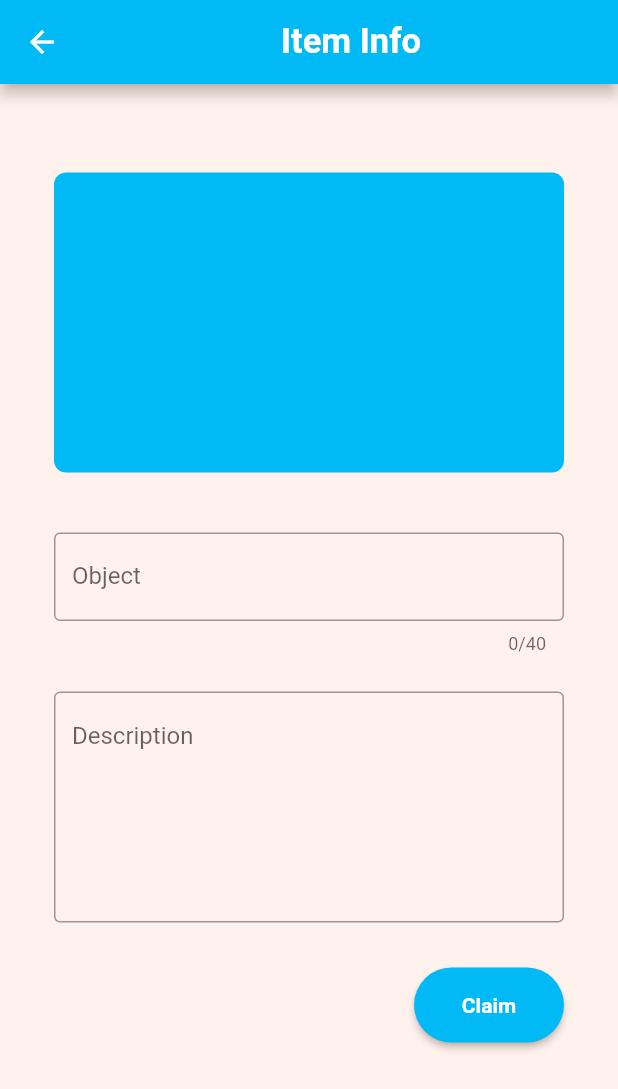
After one commit to SumitKLamba/Lost-Found, a Flutter app: the screen it shows after launch, after a tap on "@Username", on a phone screen of 412 x 824 dp. The commit adds this screen. Shown: the top 1089 px of the screen. Run offline on Flutter 3.47's test engine with Material 2 defaults, Android fonts, the phone set to English and light mode, and no system bars.

Commit message:
adv stage

```diff
--- a/lib/foundInformCards.dart
+++ b/lib/foundInformCards.dart
@@ -1,4 +1,5 @@
 import 'package:flutter/material.dart';
+import 'onClickCards.dart';
 
 class FoundInformCards extends StatelessWidget {
   @override
@@ -6,7 +7,13 @@ class FoundInformCards extends StatelessWidget {
     return Container(
       child: Column(
         children: <Widget>[
-          Stack(
+          InkWell(
+            onTap: () {
+              Navigator.push(context, MaterialPageRoute(builder: (context) {
+                return OnClickCards();
+              }));
+            },
+            child: Stack(
               overflow: Overflow.visible,
               children: <Widget>[
                 Container(
@@ -87,6 +94,7 @@ class FoundInformCards extends StatelessWidget {
                 ),
               ],
             ),
+          ),
           SizedBox(height: 50)
         ],
       ),
--- a/lib/lostInformCards.dart
+++ b/lib/lostInformCards.dart
@@ -1,4 +1,5 @@
 import 'package:flutter/material.dart';
+import 'onClickCards.dart';
 
 class LostInformCards extends StatelessWidget {
   @override
@@ -6,7 +7,13 @@ class LostInformCards extends StatelessWidget {
     return Container(
       child: Column(
         children: <Widget>[
-          Stack(
+          InkWell(
+            onTap: () {
+              Navigator.push(context, MaterialPageRoute(builder: (context) {
+                return OnClickCards();
+              }));
+            },
+            child: Stack(
               overflow: Overflow.visible,
               children: <Widget>[
                 Container(
@@ -87,6 +94,7 @@ class LostInformCards extends StatelessWidget {
                 ),
               ],
             ),
+          ),
           SizedBox(height: 50)
         ],
       ),
--- /dev/null
+++ b/lib/onClickCards.dart
@@ -0,0 +1,103 @@
+import 'package:flutter/material.dart';
+
+class OnClickCards extends StatefulWidget {
+  @override
+  _OnClickCardsState createState() => _OnClickCardsState();
+}
+
+class _OnClickCardsState extends State<OnClickCards> {
+  String title = "";
+  String desc = "";
+
+  @override
+  Widget build(BuildContext context) {
+    return Scaffold(
+      backgroundColor: Color(0xFFfff1ec),
+      appBar: AppBar(
+        backgroundColor: Color(0xFF00b9f5),
+        title: Align(
+          alignment: Alignment.center,
+          child: Text(
+            'Item Info',
+            style: TextStyle(
+              fontWeight: FontWeight.w600,
+              fontSize: 23,
+            ),
+          ),
+        ),
+      ),
+      body: Align(
+        alignment: Alignment.center,
+        child: Container(
+          height: 700,
+          width: 340,
+          child: ListView(
+            children: <Widget>[
+              SizedBox(
+                height: 25,
+              ),
+              Align(
+                alignment: Alignment.center,
+                child: Container(
+                  height: 200,
+                  width: 360,
+                  decoration: BoxDecoration(
+                    color: Color(0xFF00b9f5),
+                    borderRadius: BorderRadius.circular(8),
+                  ),
+                ),
+              ),
+              SizedBox(
+                height: 40,
+              ),
+              TextField(
+                maxLength: 40,
+                onChanged: (text) {
+                  title = text;
+                },
+                decoration: InputDecoration(
+                  labelText: 'Object',
+                  border: OutlineInputBorder(),
+                ),
+              ),
+              SizedBox(
+                height: 25,
+              ),
+              TextField(
+                maxLines: 6,
+                onChanged: (text) {
+                  desc = text;
+                },
+                decoration: InputDecoration(
+                  hintText: 'Description',
+                  border: OutlineInputBorder(),
+                ),
+              ),
+              SizedBox(
+                height: 30,
+              ),
+              Align(
+                alignment: Alignment.centerRight,
+                child: RawMaterialButton(
+                  fillColor: Color(0xFF00b9f5),
+                  constraints: BoxConstraints(
+                    minWidth: 100,
+                    minHeight: 50,
+                  ),
+                  shape: RoundedRectangleBorder(borderRadius: new BorderRadius.circular(30.0)),
+                  onPressed: (){},
+                  child: Text('Claim',
+                    style: TextStyle(
+                      color: Colors.white,
+                      fontWeight: FontWeight.w600,
+                    ),
+                  ),
+                ),
+              ),
+            ],
+          ),
+        ),
+      ),
+    );
+  }
+}
```
Lines whose indentation alone changed are shown as unchanged.
